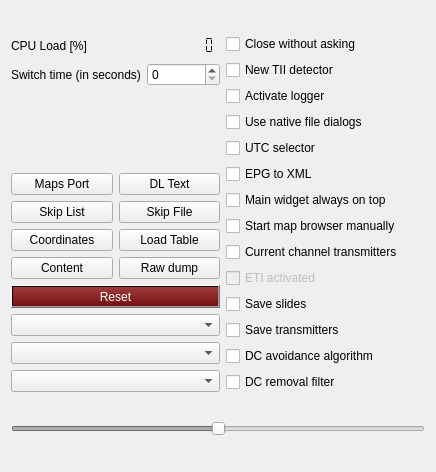
The window that src/configuration/configuration.ui (tomneda/DABstar) describes before a commit, drawn with Qt 5.
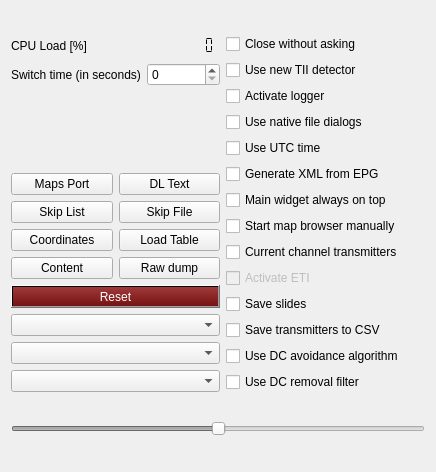
The same window after the commit.

Commit message:
Refactor configuration and setting code for better consistency
Changed the setting variable names and their calls throughout the codebase to be more consistent. This should improve code readability and maintainability. The changes mostly consisted of adding a "cb" prefix (standing for checkbox) to the corresponding GUI elements, for clarity.

Patch:
```diff
--- a/src/configuration/configuration.ui
+++ b/src/configuration/configuration.ui
@@ -240,7 +240,7 @@
           <string>&lt;html&gt;&lt;head/&gt;&lt;body&gt;&lt;p&gt;a second implementation of the tii decoder can be selected here. The decoder &amp;quot;sees&amp;quot; more tii data, but also more erroneous data.&lt;/p&gt;&lt;/body&gt;&lt;/html&gt;</string>
          </property>
          <property name="text">
-          <string>New TII detector</string>
+          <string>Use new TII detector</string>
          </property>
         </widget>
        </item>
@@ -267,7 +267,7 @@
           <string>&lt;html&gt;&lt;head/&gt;&lt;body&gt;&lt;p&gt;If you want to see UTC in the logs select this one.&lt;/p&gt;&lt;/body&gt;&lt;/html&gt;</string>
          </property>
          <property name="text">
-          <string>UTC selector</string>
+          <string>Use UTC time</string>
          </property>
         </widget>
        </item>
@@ -277,7 +277,7 @@
           <string>&lt;html&gt;&lt;head/&gt;&lt;body&gt;&lt;p&gt;The EPG detector has two components, one collecting data to present as &amp;quot;time table&amp;quot; for today,&lt;/p&gt;&lt;p&gt;the other one - using a library written by Julian Cable from the BBC - to generate textual xml.&lt;/p&gt;&lt;p&gt;If selected, the xml will be generated. Note however that we encountered at least one example&lt;/p&gt;&lt;p&gt;where the library generating the textual xml causes a crash.&lt;/p&gt;&lt;/body&gt;&lt;/html&gt;</string>
          </property>
          <property name="text">
-          <string>EPG to XML</string>
+          <string>Generate XML from EPG</string>
          </property>
         </widget>
        </item>
@@ -320,7 +320,7 @@
           <string>&lt;html&gt;&lt;head/&gt;&lt;body&gt;&lt;p&gt;Generate ETI files. Since generating an ETI file from an ensemble seems incompatible with scanning, the scan button is replaced by an &amp;quot;ETI&amp;quot; button when ETI is activated.&lt;/p&gt;&lt;p&gt;Note that building up an ETI file requires quite some resources.&lt;/p&gt;&lt;p&gt;If ETI is activated, the scanButton is replaced by the etiButton. Touching that button shows a fileselection menu, after selecting a file the content of the ensemble is sent in ETi format to the file. The eti session stops when (a) the eti button is touched again, (b) switching to another channel or (c) disabling eti by unchecking the checkbox.&lt;/p&gt;&lt;p&gt;&lt;br/&gt;&lt;/p&gt;&lt;/body&gt;&lt;/html&gt;</string>
          </property>
          <property name="text">
-          <string>ETI activated</string>
+          <string>Activate ETI</string>
          </property>
         </widget>
        </item>
@@ -340,7 +340,7 @@
           <string>&lt;html&gt;&lt;head/&gt;&lt;body&gt;&lt;p&gt;When this is set, the transmitter descriptions visible on the map are also stored in a &amp;quot;.csv&amp;quot;  file,&lt;/p&gt;&lt;p&gt;On starting the httpHandler, a file selection menu will appear.&lt;/p&gt;&lt;/body&gt;&lt;/html&gt;</string>
          </property>
          <property name="text">
-          <string>Save transmitters</string>
+          <string>Save transmitters to CSV</string>
          </property>
         </widget>
        </item>
@@ -350,7 +350,7 @@
           <string>&lt;html&gt;&lt;head/&gt;&lt;body&gt;&lt;p&gt;&lt;span style=&quot; font-weight:600;&quot;&gt;Try to avoid a DC compoment on used OFDM-bins around the 0Hz-OFDM-bin.&lt;/span&gt;&lt;/p&gt;&lt;p&gt;Many SDR devices have an analog IQ receiving concept. This tends to have a DC component at 0Hz baseband. &lt;/p&gt;&lt;p&gt;Therefore, the DAB standard do not use the OFDM-bin at 0Hz to avoid decoding problems. But as the frequency correction is usually done only in the baseband, the DC could be seen also in the neighbor OFDM-bins where the demodulation of the data could be bad.&lt;/p&gt;&lt;p&gt;This feature tries to use the RF synthesizer on the SDR device to shift the DC component to the unsused 0Hz-OFDM-bin again. The remaining frequency correction is still done in the baseband.&lt;/p&gt;&lt;p&gt;Not all devices allows fine RF frequency tuning (and not on all relevant frequencies), so this is not always working fully well, but should also not cause any harm.&lt;/p&gt;&lt;p&gt;This should make a difference in bad reception conditions. See needed RS (Reed-Solomon) correction.&lt;/p&gt;&lt;p&gt;While switching audio could drop for a short time.&lt;/p&gt;&lt;/body&gt;&lt;/html&gt;</string>
          </property>
          <property name="text">
-          <string>DC avoidance algorithm</string>
+          <string>Use DC avoidance algorithm</string>
          </property>
         </widget>
        </item>
@@ -360,7 +360,7 @@
           <string>&lt;html&gt;&lt;head/&gt;&lt;body&gt;&lt;p&gt;&lt;span style=&quot; font-weight:600;&quot;&gt;DC removal filter&lt;/span&gt;&lt;/p&gt;&lt;p&gt;This removes the possible remaining DC from the input signal. &lt;/p&gt;&lt;p&gt;Together with the &lt;span style=&quot; font-style:italic;&quot;&gt;DC Avoidance Algrithm&lt;/span&gt; this should be of an advantage. But with not all situations and devices this will work well.&lt;/p&gt;&lt;p&gt;You would see the DC on the &amp;quot;needle&amp;quot; in the spectrum view (upper right corner).&lt;/p&gt;&lt;/body&gt;&lt;/html&gt;</string>
          </property>
          <property name="text">
-          <string>DC removal filter</string>
+          <string>Use DC removal filter</string>
          </property>
         </widget>
        </item>
```
Left out of the diff: 32 changed lines with no effect on the pictures. The commit also changes 6 other files.
